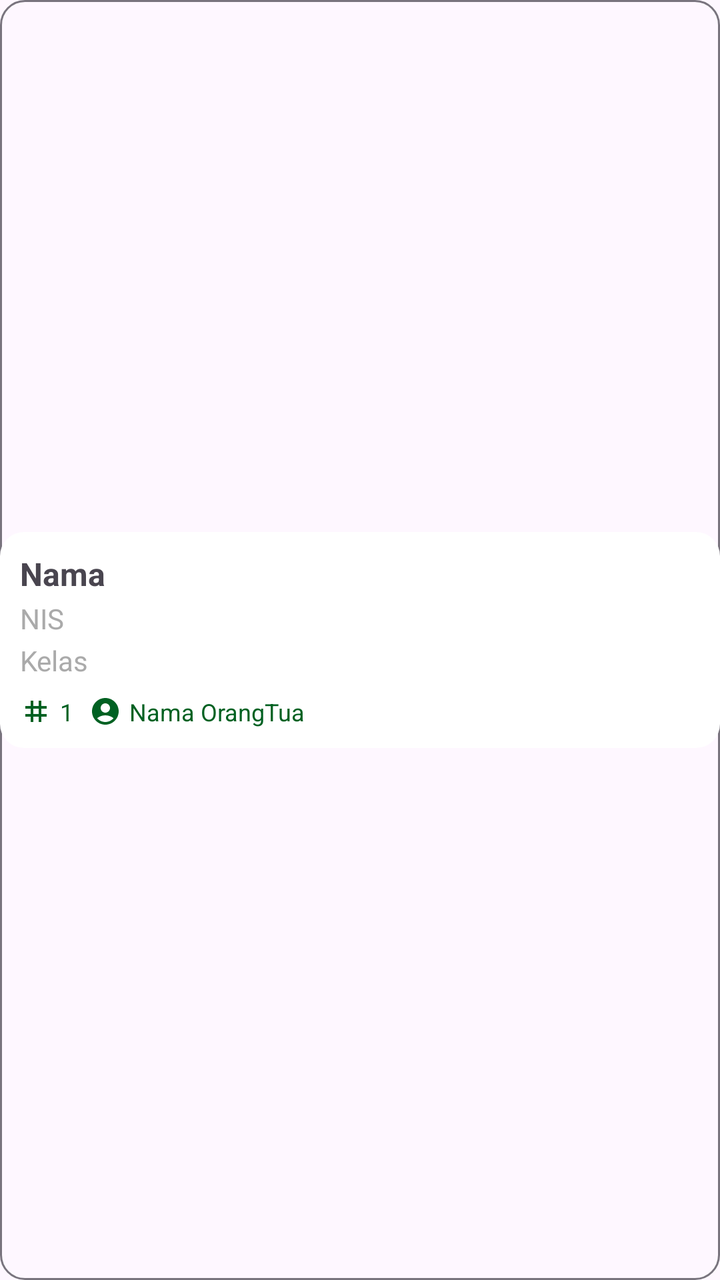
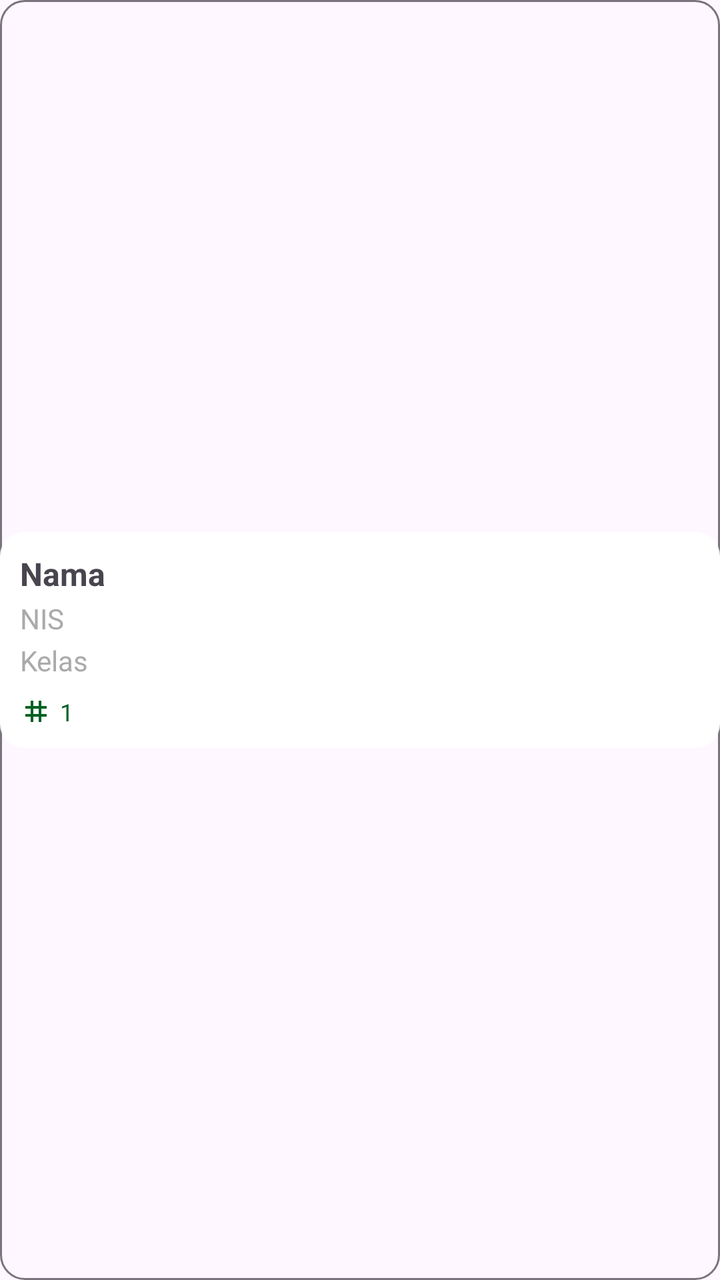

Screens rendered from an Android XML layout before and after an edit, with the pre-edit source and the edit as a unified diff.
<!-- AndroidManifest.xml: application theme Theme.OrionAPP -->
<!-- res/layout/item_siswa_terdaftar.xml -->
<LinearLayout xmlns:android="http://schemas.android.com/apk/res/android"
    xmlns:tools="http://schemas.android.com/tools"
    android:layout_width="match_parent"
    android:layout_height="wrap_content"
    android:layout_marginBottom="8dp"
    android:background="@drawable/rounded_outline_3"
    android:elevation="8dp"
    android:gravity="center_vertical"
    android:orientation="horizontal">

    <LinearLayout
        android:layout_width="match_parent"
        android:layout_height="wrap_content"
        android:background="@drawable/rounded_ripple"
        android:orientation="vertical"
        android:padding="10dp">

        <LinearLayout
            android:layout_width="match_parent"
            android:layout_height="wrap_content"
            android:layout_weight="1"
            android:orientation="horizontal">

            <LinearLayout
                android:layout_width="0dp"
                android:layout_height="wrap_content"
                android:layout_weight="1"
                android:orientation="vertical">

                <TextView
                    android:id="@+id/titleText"
                    android:layout_width="wrap_content"
                    android:layout_height="wrap_content"
                    android:text="Nama"
                    android:textSize="16sp"
                    android:textStyle="bold" />

                <TextView
                    android:id="@+id/descText"
                    android:layout_width="wrap_content"
                    android:layout_height="wrap_content"
                    android:layout_marginTop="2dp"
                    android:text="NIS"
                    android:textColor="@android:color/darker_gray"
                    android:textSize="14sp" />

                <TextView
                    android:id="@+id/DescText"
                    android:layout_width="wrap_content"
                    android:layout_height="wrap_content"
                    android:layout_marginTop="2dp"
                    android:text="Kelas"
                    android:textColor="@android:color/darker_gray"
                    android:textSize="14sp" />


                <LinearLayout
                    android:layout_width="wrap_content"
                    android:layout_height="wrap_content"
                    android:layout_marginTop="4dp"
                    android:orientation="horizontal">

                    <TextView
                        android:id="@+id/indexText"
                        android:layout_width="wrap_content"
                        android:layout_height="wrap_content"
                        android:layout_marginTop="4dp"
                        android:drawableStart="@drawable/ic_tag_16"
                        android:drawablePadding="4dp"
                        android:drawableTint="@color/primary"
                        android:text="1"
                        android:textColor="@color/primary"
                        android:textSize="12sp" />



                    <TextView
                        android:id="@+id/timeText"
                        android:layout_width="wrap_content"
                        android:layout_height="wrap_content"
                        android:layout_marginLeft="8dp"
                        android:layout_marginTop="4dp"
                        android:drawableStart="@drawable/ic_account_circle_16"
                        android:drawablePadding="4dp"
                        android:drawableTint="@color/primary"
                        android:text="Nama OrangTua"
                        android:textColor="@color/primary"
                        android:textSize="12sp" />
                </LinearLayout>
            </LinearLayout>


        </LinearLayout>

    </LinearLayout>
</LinearLayout>
<!-- resources referenced by this layout -->
<resources>
  <color name="primary">#006122</color>
  <!-- drawable ic_account_circle_16 (drawable) -->
  <vector xmlns:android="http://schemas.android.com/apk/res/android" android:height="16dp" android:tint="#000000" android:viewportHeight="24" android:viewportWidth="24" android:width="16dp">
        
      <path android:fillColor="@android:color/white" android:pathData="M12,2C6.48,2 2,6.48 2,12s4.48,10 10,10s10,-4.48 10,-10S17.52,2 12,2zM12,6c1.93,0 3.5,1.57 3.5,3.5S13.93,13 12,13s-3.5,-1.57 -3.5,-3.5S10.07,6 12,6zM12,20c-2.03,0 -4.43,-0.82 -6.14,-2.88C7.55,15.8 9.68,15 12,15s4.45,0.8 6.14,2.12C16.43,19.18 14.03,20 12,20z"/>
      
  </vector>
  <!-- drawable ic_tag_16 (drawable) -->
  <vector xmlns:android="http://schemas.android.com/apk/res/android" android:height="16dp" android:tint="#000000" android:viewportHeight="24" android:viewportWidth="24" android:width="16dp">
        
      <path android:fillColor="@android:color/white" android:pathData="M20,10L20,8h-4L16,4h-2v4h-4L10,4L8,4v4L4,8v2h4v4L4,14v2h4v4h2v-4h4v4h2v-4h4v-2h-4v-4h4zM14,14h-4v-4h4v4z"/>
      
  </vector>
  <!-- drawable rounded_outline_3 (drawable) -->
  <?xml version="1.0" encoding="utf-8"?>
  <shape xmlns:android="http://schemas.android.com/apk/res/android"
      android:shape="rectangle">
  
      
      <corners android:radius="12dp" />
  
      
      <stroke
          android:width="1dp"
          android:color="?attr/colorOutline" />
  
  
  </shape>
  <!-- drawable rounded_ripple (drawable) -->
  <?xml version="1.0" encoding="utf-8"?>
  <ripple xmlns:android="http://schemas.android.com/apk/res/android"
      android:color="?attr/colorControlHighlight">
      <item android:id="@android:id/mask">
          <shape android:shape="rectangle">
              <corners android:radius="12dp" />
              <solid android:color="@android:color/white" />
          </shape>
      </item>
      <item>
          <shape android:shape="rectangle">
              <corners android:radius="12dp" />
              <solid android:color="@android:color/white" />
          </shape>
      </item>
  </ripple>
  <color name="white">#ffffff</color>
  <color name="background">#f5f5f5</color>
  <color name="text">#1E1E1E</color>
  <style name="OrionButton" parent="Widget.Material3.Button">
          <item name="android:backgroundTint">@color/primary</item>
          <item name="android:textColor">@color/white</item>
          <item name="android:layout_marginHorizontal">4px</item>
          <item name="android:buttonCornerRadius" tools:targetApi="p">12dp</item>
      </style>
  <style name="OrionTextTitle" parent="Widget.Material3.TextInputLayout.OutlinedBox">
          <item name="boxStrokeColor">@color/primary</item>
          <item name="hintTextColor">@color/primary</item>
          <item name="boxBackgroundMode">outline</item>
      </style>
  <color name="highlight_primary">#C0006122</color>
  <color name="error">#D00000</color>
  <style name="SearchViewStyle.White" parent="Widget.AppCompat.SearchView">
          
          <item name="searchHintIcon">@drawable/ic_search_24</item>
          <item name="cursorColor">@color/white</item>
          <item name="submitBackground">@android:color/white</item>
          <item name="android:textColorHint">@color/white</item>
          <item name="android:textColor">@color/white</item>
          <item name="android:iconTint">@android:color/white</item>
          <item name="android:buttonTint">@android:color/white</item>
      </style>
  <!-- drawable ic_search_24 (drawable) -->
  <vector xmlns:android="http://schemas.android.com/apk/res/android" android:height="24dp" android:tint="#000000" android:viewportHeight="24" android:viewportWidth="24" android:width="24dp">
        
      <path android:fillColor="@android:color/white" android:pathData="M15.5,14h-0.79l-0.28,-0.27C15.41,12.59 16,11.11 16,9.5 16,5.91 13.09,3 9.5,3S3,5.91 3,9.5 5.91,16 9.5,16c1.61,0 3.09,-0.59 4.23,-1.57l0.27,0.28v0.79l5,4.99L20.49,19l-4.99,-5zM9.5,14C7.01,14 5,11.99 5,9.5S7.01,5 9.5,5 14,7.01 14,9.5 11.99,14 9.5,14z"/>
      
  </vector>
  <!-- unchanged entries left out for length: 1 -->
</resources>

<!-- the commit's change to res/layout/item_siswa_terdaftar.xml (unified diff, before → after) -->
@@ -36,7 +36,7 @@
                     android:textStyle="bold" />
 
                 <TextView
-                    android:id="@+id/descText"
+                    android:id="@+id/nisText"
                     android:layout_width="wrap_content"
                     android:layout_height="wrap_content"
                     android:layout_marginTop="2dp"
@@ -45,13 +45,21 @@
                     android:textSize="14sp" />
 
                 <TextView
-                    android:id="@+id/DescText"
+                    android:id="@+id/kelasText"
                     android:layout_width="wrap_content"
                     android:layout_height="wrap_content"
                     android:layout_marginTop="2dp"
                     android:text="Kelas"
                     android:textColor="@android:color/darker_gray"
                     android:textSize="14sp" />
+
+
+
+
+
+
+
+
 
 
                 <LinearLayout
@@ -73,19 +81,6 @@
                         android:textSize="12sp" />
 
 
-
-                    <TextView
-                        android:id="@+id/timeText"
-                        android:layout_width="wrap_content"
-                        android:layout_height="wrap_content"
-                        android:layout_marginLeft="8dp"
-                        android:layout_marginTop="4dp"
-                        android:drawableStart="@drawable/ic_account_circle_16"
-                        android:drawablePadding="4dp"
-                        android:drawableTint="@color/primary"
-                        android:text="Nama OrangTua"
-                        android:textColor="@color/primary"
-                        android:textSize="12sp" />
                 </LinearLayout>
             </LinearLayout>
 
<!-- resource entries referenced after the edit -->
@@ -1,12 +1,6 @@
 <!-- resources referenced by this layout -->
 <resources>
   <color name="primary">#006122</color>
-  <!-- drawable ic_account_circle_16 (drawable) -->
-  <vector xmlns:android="http://schemas.android.com/apk/res/android" android:height="16dp" android:tint="#000000" android:viewportHeight="24" android:viewportWidth="24" android:width="16dp">
-        
-      <path android:fillColor="@android:color/white" android:pathData="M12,2C6.48,2 2,6.48 2,12s4.48,10 10,10s10,-4.48 10,-10S17.52,2 12,2zM12,6c1.93,0 3.5,1.57 3.5,3.5S13.93,13 12,13s-3.5,-1.57 -3.5,-3.5S10.07,6 12,6zM12,20c-2.03,0 -4.43,-0.82 -6.14,-2.88C7.55,15.8 9.68,15 12,15s4.45,0.8 6.14,2.12C16.43,19.18 14.03,20 12,20z"/>
-      
-  </vector>
   <!-- drawable ic_tag_16 (drawable) -->
   <vector xmlns:android="http://schemas.android.com/apk/res/android" android:height="16dp" android:tint="#000000" android:viewportHeight="24" android:viewportWidth="24" android:width="16dp">
         
